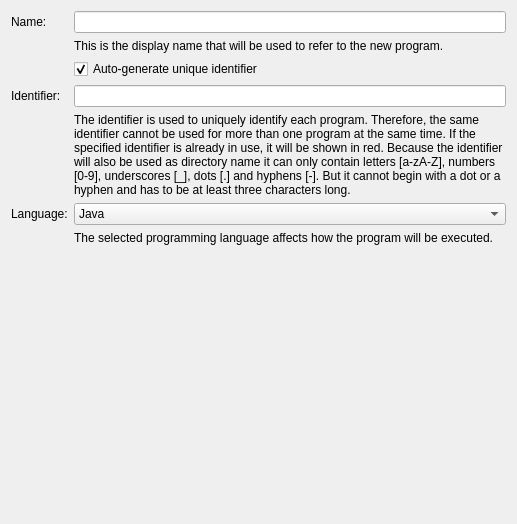
Qt form src/brickv/plugin_system/plugins/red/ui/new_program_general.ui (Tinkerforge/brickv) before a commit.
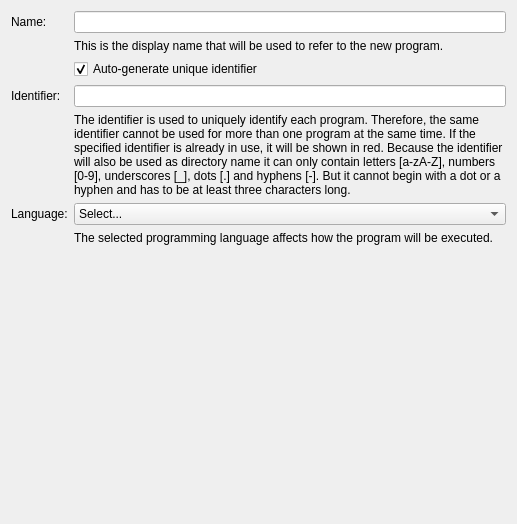
The same form after that commit.

```diff
--- a/src/brickv/plugin_system/plugins/red/ui/new_program_general.ui
+++ b/src/brickv/plugin_system/plugins/red/ui/new_program_general.ui
@@ -31,6 +31,11 @@
          <verstretch>0</verstretch>
         </sizepolicy>
        </property>
+       <item>
+        <property name="text">
+         <string>Select...</string>
+        </property>
+       </item>
        <item>
         <property name="text">
          <string>Java</string>
```
